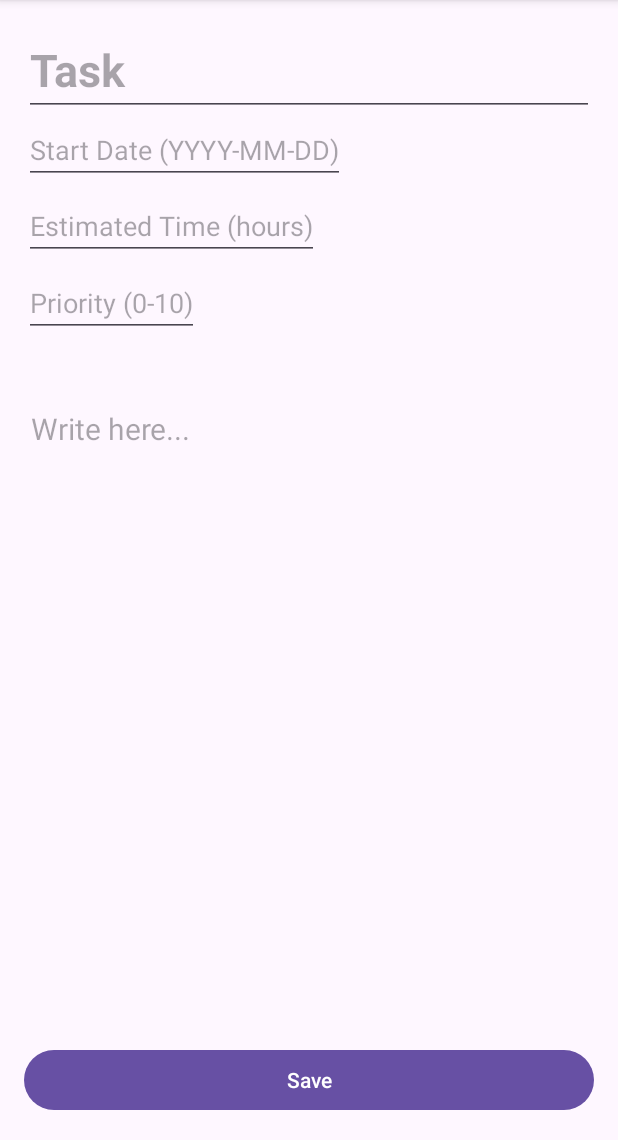
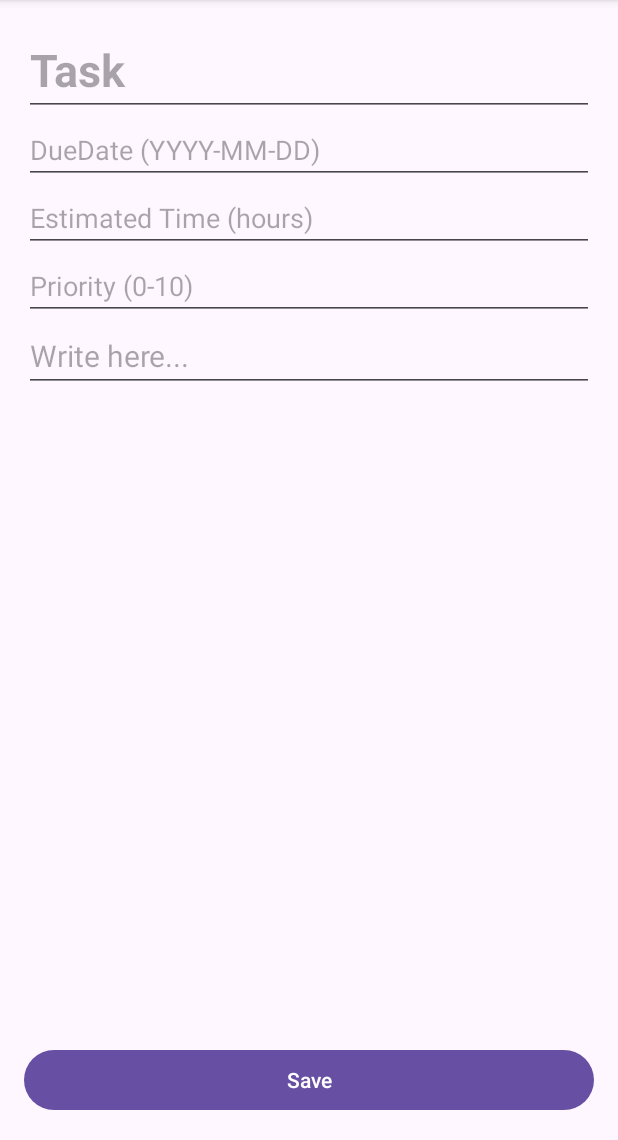
Before and after one commit to xxxfrankla/Flow, an Android app: the TaskContentFragment screen opened through its navigation route, on a phone screen of 412 x 824 dp, the part 96-1236 px from its top. Run offline under Robolectric (Android 15) with nearby library versions, the phone set to English and light mode, and no system bars; our stand-ins replace Room's generated code, paging.

Commit message:
False Database

```diff
--- a/app/src/main/java/com/cs407/lab5_milestone/TaskListFragment.kt
+++ b/app/src/main/java/com/cs407/lab5_milestone/TaskListFragment.kt
@@ -76,6 +76,7 @@ class TaskListFragment(
                             taskPath = null,
                             lastEdited = Calendar.getInstance().time,
                             priority = 0,
+                            dueDate = Calendar.getInstance().time,
                             estimatedTime = 0
                         ), userState.id
                     )
@@ -184,7 +185,6 @@ class TaskListFragment(
             deletePrompt.text = "Delete Task: ${taskToDelete.taskTitle}"
 
             deleteButton.setOnClickListener {
-                // TODO: Launch a coroutine to perform the note deletion in the background
                 lifecycleScope.launch{
                     taskDB.deleteDao().deleteTasks(listOf(taskToDelete.taskId))
                     deleteIt = false
--- a/app/src/main/java/com/cs407/lab5_milestone/data/TaskDatabase.kt
+++ b/app/src/main/java/com/cs407/lab5_milestone/data/TaskDatabase.kt
@@ -58,7 +58,8 @@ data class Task(
     val taskPath: String?,
     val lastEdited: Date,
     val priority: Int,
-    val estimatedTime: Int?
+    val dueDate: Date?,
+    val estimatedTime: Int
 )
 
 //UserNoteRelation
@@ -86,7 +87,10 @@ data class TaskSummary(
     val taskId: Int,
     val taskTitle: String,
     val taskAbstract: String,
-    val lastEdited: Date
+    val lastEdited: Date,
+    val dueDate: Date?,
+    val priority: Int
+
 )
 
 //DAO for interacting with the User Entity
@@ -172,6 +176,22 @@ interface TaskDao {
     )
     suspend fun userTaskCount(userId: Int): Int
 
+    @Query("SELECT * FROM Task ORDER BY dueDate ASC")
+    suspend fun getTasksOrderedByDueDate(): List<Task>
+
+    @Query("SELECT * FROM Task WHERE dueDate < :currentDate")
+    suspend fun getOverdueTasks(currentDate: Long): List<Task>
+
+    @Query("SELECT * FROM Task WHERE dueDate BETWEEN :startDate AND :endDate")
+    suspend fun getTasksInRange(startDate: Long, endDate: Long): List<Task>
+
+    @Query("SELECT * FROM Task WHERE priority >= :minPriority ORDER BY priority DESC")
+    suspend fun getHighPriorityTasks(minPriority: Int): List<Task>
+
+    @Query("SELECT * FROM Task WHERE estimatedTime <= :maxTime ORDER BY estimatedTime ASC")
+    suspend fun getTasksWithEstimatedTime(maxTime: Int): List<Task>
+
+
 //    @Query("""
 //        SELECT Note.noteId, Note.noteTitle, Note.noteAbstract, Note.lastEdited
 //        FROM Note
@@ -254,5 +274,6 @@ val MIGRATION_1_2 = object : Migration(1, 2) {
     override fun migrate(database: SupportSQLiteDatabase) {
         database.execSQL("ALTER TABLE Task ADD COLUMN priority INTEGER NOT NULL DEFAULT 0")
         database.execSQL("ALTER TABLE Task ADD COLUMN estimatedTime INTEGER")
+        database.execSQL("ALTER TABLE Task ADD COLUMN dueDate INTEGER")
     }
 }
--- a/app/src/main/res/layout/fragment_task_content.xml
+++ b/app/src/main/res/layout/fragment_task_content.xml
@@ -5,83 +5,74 @@
         android:layout_width="match_parent"
         android:layout_height="match_parent">
 
-    <!-- Title EditText -->
-    <EditText
-            android:id="@+id/titleEditText"
+    <ScrollView
             android:layout_width="0dp"
-            android:layout_height="wrap_content"
-            android:textSize="30sp"
-            android:hint="Task"
-            android:textStyle="bold"
+            android:layout_height="0dp"
             app:layout_constraintTop_toTopOf="parent"
-            app:layout_constraintLeft_toLeftOf="parent"
-            app:layout_constraintRight_toRightOf="parent"
-            android:layout_margin="16dp" />
+            app:layout_constraintBottom_toTopOf="@id/saveButton"
+            app:layout_constraintStart_toStartOf="parent"
+            app:layout_constraintEnd_toEndOf="parent">
 
-    <!-- Content EditText -->
+        <LinearLayout
+                android:layout_width="match_parent"
+                android:layout_height="wrap_content"
+                android:orientation="vertical"
+                android:padding="16dp">
+
+            <!-- Title EditText -->
+            <EditText
+                    android:id="@+id/titleEditText"
+                    android:layout_width="match_parent"
+                    android:layout_height="wrap_content"
+                    android:textSize="30sp"
+                    android:hint="Task"
+                    android:textStyle="bold" />
+
+            <!-- Start Date EditText -->
+            <EditText
+                    android:id="@+id/dueDateEditText"
+                    android:layout_width="match_parent"
+                    android:layout_height="wrap_content"
+                    android:hint="DueDate (YYYY-MM-DD)" />
+
+            <!-- Estimated Time EditText -->
+            <EditText
+                    android:id="@+id/estimatedTimeEditText"
+                    android:layout_width="match_parent"
+                    android:layout_height="wrap_content"
+                    android:hint="Estimated Time (hours)"
+                    android:inputType="number" />
+
+            <!-- Priority EditText -->
+            <EditText
+                    android:id="@+id/priorityEditText"
+                    android:layout_width="match_parent"
+                    android:layout_height="wrap_content"
+                    android:hint="Priority (0-10)"
+                    android:inputType="number" />
+
+            <!-- Content EditText -->
+            <EditText
+                    android:id="@+id/contentEditText"
+                    android:layout_width="match_parent"
+                    android:layout_height="wrap_content"
+                    android:hint="Write here..."
+                    android:textSize="20sp"
+                    android:gravity="top"
+                    android:inputType="textMultiLine"
+                    android:scrollbars="vertical" />
+        </LinearLayout>
+    </ScrollView>
 
     <!-- Save Button -->
-
-    <EditText
-            android:id="@+id/contentEditText"
-            android:layout_width="379dp"
-            android:layout_height="476dp"
-            android:hint="Write here..."
-            android:textSize="20sp"
-            app:layout_constraintTop_toBottomOf="@+id/priorityEditText"
-            app:layout_constraintLeft_toLeftOf="parent"
-            app:layout_constraintRight_toRightOf="parent"
-            android:layout_margin="16dp"
-            android:gravity="top"
-            android:inputType="textMultiLine"
-            android:scrollbars="vertical"
-            app:layout_constraintHorizontal_bias="0.875"
-            app:layout_constraintVertical_bias="0.479"
-            app:layout_constraintBottom_toBottomOf="parent"
-            android:layout_marginBottom="225dp" />
-
     <Button
             android:id="@+id/saveButton"
-            android:layout_width="0dp"
+            android:layout_width="match_parent"
             android:layout_height="wrap_content"
             android:text="Save"
             app:layout_constraintBottom_toBottomOf="parent"
-            app:layout_constraintLeft_toLeftOf="parent"
-            app:layout_constraintRight_toRightOf="parent"
+            app:layout_constraintStart_toStartOf="parent"
+            app:layout_constraintEnd_toEndOf="parent"
             android:layout_margin="16dp" />
 
-    <EditText
-            android:id="@+id/priorityEditText"
-            android:layout_width="0dp"
-            android:layout_height="wrap_content"
-            android:hint="Priority (0-10)"
-            android:inputType="number"
-            app:layout_constraintStart_toStartOf="@+id/estimatedTimeEditText"
-            app:layout_constraintTop_toBottomOf="@+id/estimatedTimeEditText"
-            android:layout_marginBottom="15dp"
-            app:layout_constraintBottom_toTopOf="@+id/contentEditText" />
-
-    <EditText
-            android:id="@+id/startDateEditText"
-            android:layout_width="0dp"
-            android:layout_height="wrap_content"
-            android:hint="Start Date (YYYY-MM-DD)"
-            app:layout_constraintTop_toBottomOf="@id/titleEditText"
-            app:layout_constraintLeft_toLeftOf="parent"
-            android:layout_marginLeft="16dp" />
-
-    <EditText
-            android:id="@+id/estimatedTimeEditText"
-            android:layout_width="0dp"
-            android:layout_height="wrap_content"
-            android:hint="Estimated Time (hours)"
-            android:inputType="number"
-            android:layout_marginTop="122dp"
-            app:layout_constraintEnd_toEndOf="@+id/startDateEditText"
-            app:layout_constraintBottom_toTopOf="@+id/priorityEditText"
-            app:layout_constraintTop_toTopOf="parent"
-            app:layout_constraintStart_toStartOf="parent"
-            android:layout_marginStart="16dp"
-            android:layout_marginEnd="17dp" />
-
 </androidx.constraintlayout.widget.ConstraintLayout>
```
Also changed, not shown: app/src/main/java/com/cs407/lab5_milestone/LoginFragment.kt (+0 -14 lines), app/src/main/java/com/cs407/lab5_milestone/TaskAdapter.kt (+5 -3 lines), app/src/main/java/com/cs407/lab5_milestone/TaskContentFragment.kt (+66 -41 lines), app/src/main/res/layout/item_note.xml (deleted, +0 -46 lines), app/src/main/res/layout/item_task.xml (added, +44 -0 lines).
